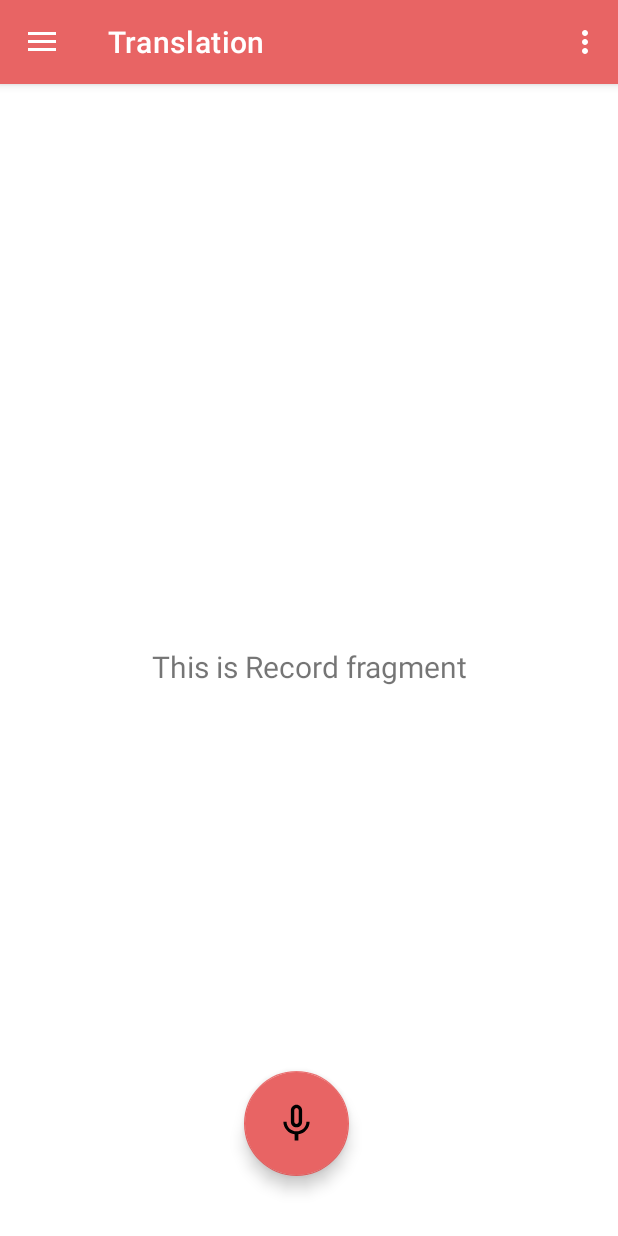
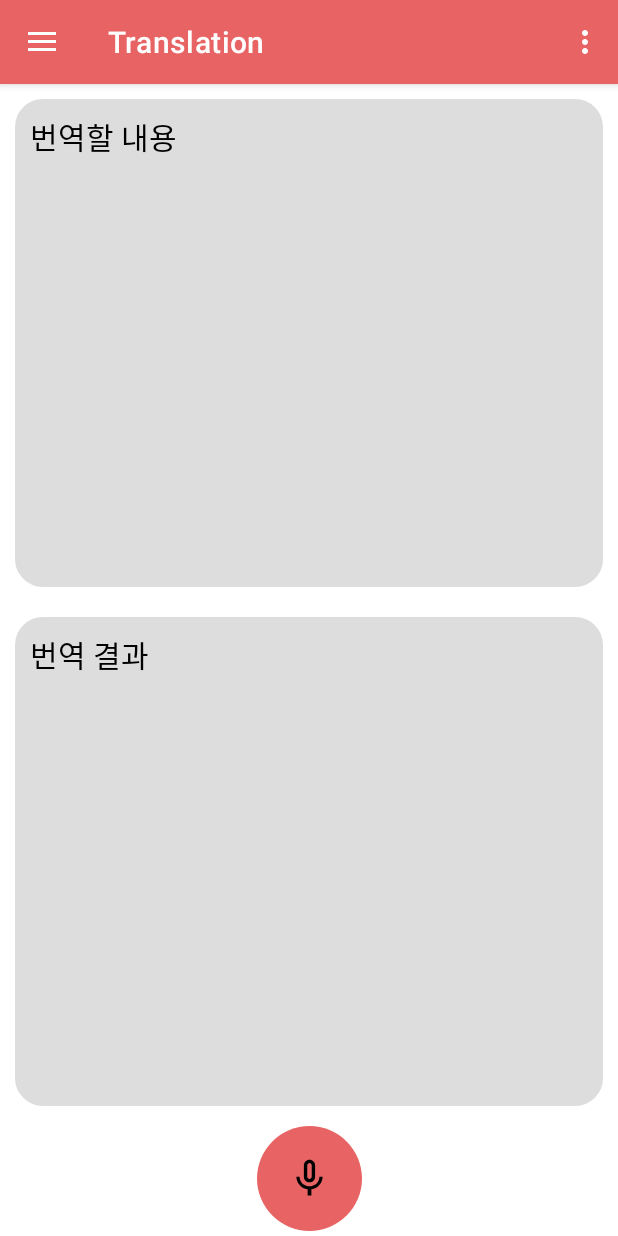
Before and after one commit to apolo0430/Talkdoc, an Android app: the screen it shows after launch (TranslationActivity), after a tap on "김XX", on a phone screen of 412 x 824 dp. Run offline under Robolectric (Android 15) with nearby library versions, the phone set to English and light mode, and no system bars; our stand-ins replace navigation-ui.

Commit message:
translation 화면 구체화

```diff
--- a/app/src/main/java/com/example/talkdoc/RecordVoice.java
+++ b/app/src/main/java/com/example/talkdoc/RecordVoice.java
@@ -41,4 +41,9 @@
             mediaRecorder = null;
         }
     }
+
+    public void sendVoice()
+    {
+
+    }
 }
--- a/app/src/main/java/com/example/talkdoc/TranslationActivity.java
+++ b/app/src/main/java/com/example/talkdoc/TranslationActivity.java
@@ -4,6 +4,7 @@
 import android.os.Handler;
 import android.view.Menu;
 import android.view.View;
+import android.widget.ImageButton;
 import android.widget.ImageView;
 import android.widget.TextView;
 
@@ -42,30 +43,29 @@
         playVoice = new PlayVoice(audioFile);
 
         setSupportActionBar(binding.appBarTranslation.toolbar);
-        binding.appBarTranslation.fab.setOnClickListener(new View.OnClickListener() {
+        ImageButton recordBtn = findViewById(R.id.recordButton);
+        recordBtn.setOnClickListener(new View.OnClickListener() {
             private boolean isRecording = false; // 녹음 중인지 여부를 나타내는 변수
-            FloatingActionButton fab = findViewById(R.id.fab);
-
             @Override
             public void onClick(View view)
             {
                 if (!isRecording) { // 녹음 중이 아닌 경우
                     Snackbar.make(view, "녹음 시작", Snackbar.LENGTH_LONG)
                             .setAction("Action", null)
-                            .setAnchorView(fab).show();
+                            .setAnchorView(recordBtn).show();
 
                     recordVoice.startRecording();
                     isRecording = true; // 녹음 중으로 설정
-                    fab.setImageResource(R.drawable.ic_mic_black);
+                    recordBtn.setImageResource(R.drawable.ic_mic_black);
                 }
                 else { // 녹음 중인 경우
                     Snackbar.make(view, "녹음 종료", Snackbar.LENGTH_LONG)
                             .setAction("Action", null)
-                            .setAnchorView(fab).show();
+                            .setAnchorView(recordBtn).show();
 
                     recordVoice.stopRecording();
                     isRecording = false; // 녹음 중지로 설정
-                    fab.setImageResource(R.drawable.ic_mic_none_black);
+                    recordBtn.setImageResource(R.drawable.ic_mic_none_black);
 
                     playVoice.startPlaying();
                 }
@@ -108,4 +108,5 @@
 
         return NavigationUI.navigateUp(navController, mAppBarConfiguration) || super.onSupportNavigateUp();
     }
+
 }
--- /dev/null
+++ b/app/src/main/res/drawable/custom_record_button.xml
@@ -0,0 +1,5 @@
+<?xml version="1.0" encoding="utf-8"?>
+<shape xmlns:android="http://schemas.android.com/apk/res/android"
+    android:shape="oval" >
+    <solid android:color="@color/mainColor" />
+</shape>
--- a/app/src/main/res/drawable/ic_mic_black.xml
+++ b/app/src/main/res/drawable/ic_mic_black.xml
@@ -1,5 +1,10 @@
-<vector xmlns:android="http://schemas.android.com/apk/res/android" android:height="24dp" android:tint="#000000" android:viewportHeight="24" android:viewportWidth="24" android:width="24dp">
+<vector xmlns:android="http://schemas.android.com/apk/res/android"
+    android:height="30dp"
+    android:tint="#000000"
+    android:viewportHeight="24"
+    android:viewportWidth="24"
+    android:width="30dp">
 
-    <path android:fillColor="@android:color/white" android:pathData="M12,14c1.66,0 2.99,-1.34 2.99,-3L15,5c0,-1.66 -1.34,-3 -3,-3S9,3.34 9,5v6c0,1.66 1.34,3 3,3zM17.3,11c0,3 -2.54,5.1 -5.3,5.1S6.7,14 6.7,11L5,11c0,3.41 2.72,6.23 6,6.72L11,21h2v-3.28c3.28,-0.48 6,-3.3 6,-6.72h-1.7z"/>
-
+    <path android:fillColor="@android:color/white"
+        android:pathData="M12,14c1.66,0 2.99,-1.34 2.99,-3L15,5c0,-1.66 -1.34,-3 -3,-3S9,3.34 9,5v6c0,1.66 1.34,3 3,3zM17.3,11c0,3 -2.54,5.1 -5.3,5.1S6.7,14 6.7,11L5,11c0,3.41 2.72,6.23 6,6.72L11,21h2v-3.28c3.28,-0.48 6,-3.3 6,-6.72h-1.7z"/>
 </vector>
--- a/app/src/main/res/drawable/ic_mic_none_black.xml
+++ b/app/src/main/res/drawable/ic_mic_none_black.xml
@@ -1,5 +1,11 @@
-<vector xmlns:android="http://schemas.android.com/apk/res/android" android:height="24dp" android:tint="#000000" android:viewportHeight="24" android:viewportWidth="24" android:width="24dp">
+<vector xmlns:android="http://schemas.android.com/apk/res/android"
+    android:height="30dp"
+    android:tint="#000000"
+    android:viewportHeight="24"
+    android:viewportWidth="24"
+    android:width="30dp">
 
-    <path android:fillColor="@android:color/white" android:pathData="M12,14c1.66,0 2.99,-1.34 2.99,-3L15,5c0,-1.66 -1.34,-3 -3,-3S9,3.34 9,5v6c0,1.66 1.34,3 3,3zM10.8,4.9c0,-0.66 0.54,-1.2 1.2,-1.2 0.66,0 1.2,0.54 1.2,1.2l-0.01,6.2c0,0.66 -0.53,1.2 -1.19,1.2 -0.66,0 -1.2,-0.54 -1.2,-1.2L10.8,4.9zM17.3,11c0,3 -2.54,5.1 -5.3,5.1S6.7,14 6.7,11L5,11c0,3.41 2.72,6.23 6,6.72L11,21h2v-3.28c3.28,-0.48 6,-3.3 6,-6.72h-1.7z"/>
+    <path android:fillColor="@android:color/white"
+        android:pathData="M12,14c1.66,0 2.99,-1.34 2.99,-3L15,5c0,-1.66 -1.34,-3 -3,-3S9,3.34 9,5v6c0,1.66 1.34,3 3,3zM10.8,4.9c0,-0.66 0.54,-1.2 1.2,-1.2 0.66,0 1.2,0.54 1.2,1.2l-0.01,6.2c0,0.66 -0.53,1.2 -1.19,1.2 -0.66,0 -1.2,-0.54 -1.2,-1.2L10.8,4.9zM17.3,11c0,3 -2.54,5.1 -5.3,5.1S6.7,14 6.7,11L5,11c0,3.41 2.72,6.23 6,6.72L11,21h2v-3.28c3.28,-0.48 6,-3.3 6,-6.72h-1.7z"/>
 
 </vector>
--- /dev/null
+++ b/app/src/main/res/drawable/rounded_border.xml
@@ -0,0 +1,8 @@
+<?xml version="1.0" encoding="utf-8"?>
+<shape xmlns:android="http://schemas.android.com/apk/res/android">
+    <solid android:color="#DDDDDD" />
+    <corners android:radius="16dp" />
+    <stroke
+        android:width="5dp"
+        android:color="#DDDDDD" />
+</shape>
--- a/app/src/main/res/layout/app_bar_translation.xml
+++ b/app/src/main/res/layout/app_bar_translation.xml
@@ -4,12 +4,12 @@
     xmlns:tools="http://schemas.android.com/tools"
     android:layout_width="match_parent"
     android:layout_height="match_parent"
-    tools:context=".TranslationActivity">
+    tools:context=".TranslationActivity" >
 
     <com.google.android.material.appbar.AppBarLayout
         android:layout_width="match_parent"
         android:layout_height="wrap_content"
-        android:theme="@style/Theme.Talkdoc.AppBarOverlay">
+        android:theme="@style/Theme.Talkdoc.AppBarOverlay" >
 
         <androidx.appcompat.widget.Toolbar
             android:id="@+id/toolbar"
@@ -21,7 +21,7 @@
     </com.google.android.material.appbar.AppBarLayout>
 
     <include layout="@layout/content_translation" />
-
+    <!--
     <com.google.android.material.floatingactionbutton.FloatingActionButton
         android:id="@+id/fab"
         android:layout_width="70dp"
@@ -33,6 +33,6 @@
         app:backgroundTint="@color/mainColor"
         app:srcCompat="@drawable/ic_mic_none_black"
         app:maxImageSize="30dp"
-        android:scaleType="fitCenter" />
+        android:scaleType="fitCenter" />-->
 
 </androidx.coordinatorlayout.widget.CoordinatorLayout>
--- a/app/src/main/res/layout/content_translation.xml
+++ b/app/src/main/res/layout/content_translation.xml
@@ -1,5 +1,6 @@
 <?xml version="1.0" encoding="utf-8"?>
-<androidx.constraintlayout.widget.ConstraintLayout xmlns:android="http://schemas.android.com/apk/res/android"
+<androidx.constraintlayout.widget.ConstraintLayout
+    xmlns:android="http://schemas.android.com/apk/res/android"
     xmlns:app="http://schemas.android.com/apk/res-auto"
     xmlns:tools="http://schemas.android.com/tools"
     android:layout_width="match_parent"
@@ -17,4 +18,71 @@
         app:layout_constraintRight_toRightOf="parent"
         app:layout_constraintTop_toTopOf="parent"
         app:navGraph="@navigation/translation_navigation" />
+
+    <ScrollView
+        android:id="@+id/scrollViewTop"
+        android:layout_width="0dp"
+        android:layout_height="0dp"
+        android:background="@drawable/rounded_border"
+        android:layout_margin="10dp"
+        app:layout_constraintTop_toTopOf="parent"
+        app:layout_constraintLeft_toLeftOf="parent"
+        app:layout_constraintRight_toRightOf="parent"
+        app:layout_constraintBottom_toTopOf="@id/guidelineText" >
+
+        <TextView
+            android:id="@+id/original_text"
+            android:layout_width="match_parent"
+            android:layout_height="wrap_content"
+            android:text="번역할 내용"
+            android:textSize="20dp"
+            android:textColor="@color/black"
+            android:layout_margin="10dp" />
+    </ScrollView>
+
+    <androidx.constraintlayout.widget.Guideline
+        android:id="@+id/guidelineText"
+        android:layout_width="wrap_content"
+        android:layout_height="wrap_content"
+        android:orientation="horizontal"
+        app:layout_constraintGuide_percent="0.45" />
+
+    <ScrollView
+        android:id="@+id/scrollViewBottom"
+        android:layout_width="0dp"
+        android:layout_height="0dp"
+        android:background="@drawable/rounded_border"
+        android:layout_margin="10dp"
+        app:layout_constraintTop_toBottomOf="@id/guidelineText"
+        app:layout_constraintLeft_toLeftOf="parent"
+        app:layout_constraintRight_toRightOf="parent"
+        app:layout_constraintBottom_toTopOf="@id/guidelineButton">
+
+        <TextView
+            android:id="@+id/result_text"
+            android:layout_width="match_parent"
+            android:layout_height="wrap_content"
+            android:text="번역 결과"
+            android:textSize="20dp"
+            android:textColor="@color/black"
+            android:layout_margin="10dp" />
+    </ScrollView>
+
+    <androidx.constraintlayout.widget.Guideline
+        android:id="@+id/guidelineButton"
+        android:layout_width="wrap_content"
+        android:layout_height="wrap_content"
+        android:orientation="horizontal"
+        app:layout_constraintGuide_percent="0.9" />
+
+    <ImageButton
+        android:id="@+id/recordButton"
+        android:layout_width="70dp"
+        android:layout_height="70dp"
+        android:background="@drawable/custom_record_button"
+        android:src="@drawable/ic_mic_none_black"
+        app:layout_constraintLeft_toLeftOf="parent"
+        app:layout_constraintRight_toRightOf="parent"
+        app:layout_constraintTop_toBottomOf="@id/guidelineButton"
+        app:layout_constraintBottom_toBottomOf="parent" />
 </androidx.constraintlayout.widget.ConstraintLayout>
```
Also changed, not shown: app/src/main/res/layout/activity_login.xml (+8 -3 lines), app/src/main/res/layout/activity_signup.xml (+24 -9 lines).
